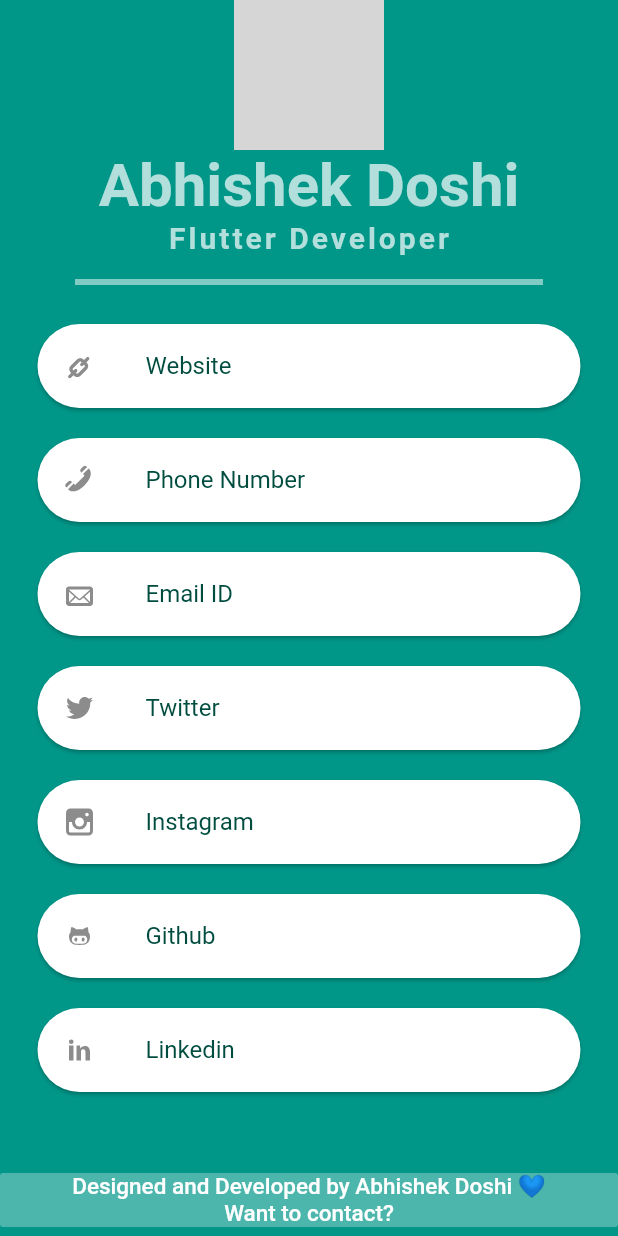
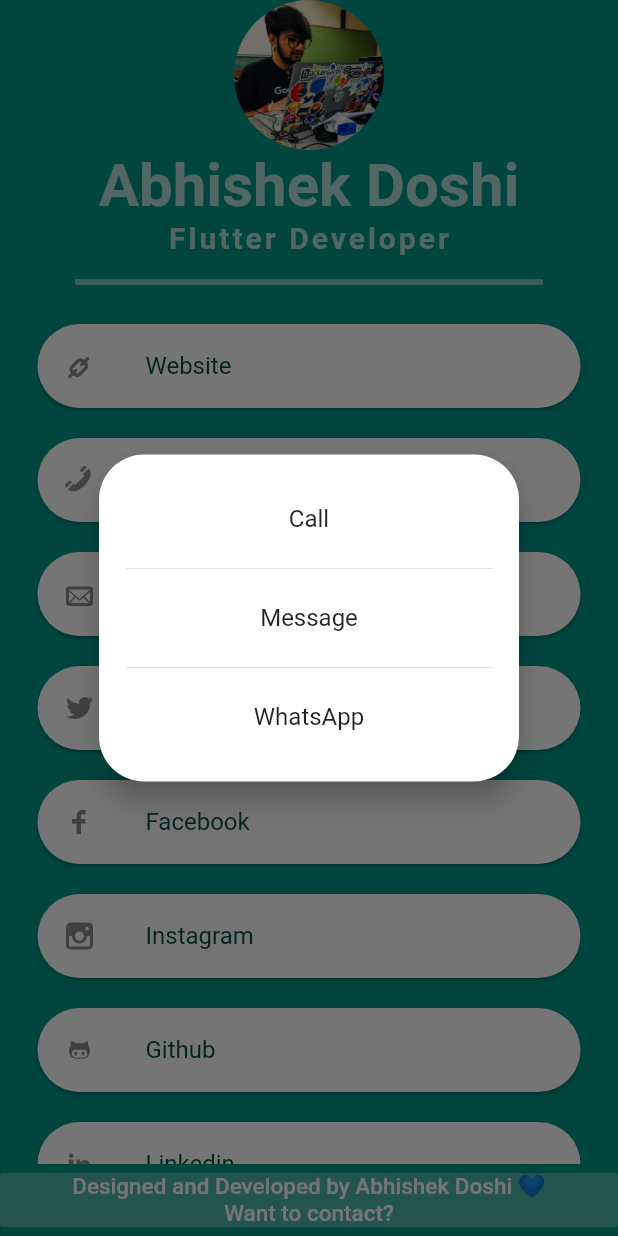
Before and after one commit to AbhishekDoshi26/contactus, a Flutter app: the screen it shows after launch, after a tap on "Phone Number", on a phone screen of 412 x 824 dp. Run offline on Flutter 3.47's test engine with Material 2 defaults, Android fonts, the phone set to English and light mode, and no system bars; our stand-ins replace typicons_flutter; Roboto replaces fonts that are missing (Pacifico); grey boxes are pictures that could not be loaded.

Commit message:
added sms and whatsapp support

```diff
--- a/example/lib/main.dart
+++ b/example/lib/main.dart
@@ -19,7 +19,7 @@ class MyApp extends StatelessWidget {
         body: ContactUs(
           cardColor: Colors.white,
           textColor: Colors.teal.shade900,
-          logo: AssetImage('images/crop.jpg'),
+          logo: AssetImage('images/logo.jpg'),
           email: 'adoshi26.ad@gmail.com',
           companyName: 'Abhishek Doshi',
           companyColor: Colors.teal.shade100,
@@ -31,6 +31,7 @@ class MyApp extends StatelessWidget {
           taglineColor: Colors.teal.shade100,
           twitterHandle: 'AbhishekDoshi26',
           instagram: '_abhishek_doshi',
+          facebookHandle: '_abhishek_doshi'
         ),
       ),
     );
--- a/lib/contactus.dart
+++ b/lib/contactus.dart
@@ -89,6 +89,53 @@ class ContactUs extends StatelessWidget {
       this.instagram,
       this.companyFontSize});
 
+  showAlert(BuildContext context) {
+    showDialog(
+      context: context,
+      builder: (BuildContext context) {
+        return AlertDialog(
+          elevation: 8.0,
+          contentPadding: EdgeInsets.all(18.0),
+          shape: RoundedRectangleBorder(borderRadius: BorderRadius.circular(30.0)),
+          content: Container(
+            child: Column(
+              crossAxisAlignment: CrossAxisAlignment.start,
+              mainAxisSize: MainAxisSize.min,
+              children: [
+                InkWell(
+                  onTap: () => launch('tel:' + phoneNumber),
+                  child: Container(
+                    height: 50.0,
+                    alignment: Alignment.center,
+                    child: Text('Call'),
+                  ),
+                ),
+                Divider(),
+                InkWell(
+                  onTap: () => launch('sms:' + phoneNumber),
+                  child: Container(
+                    alignment: Alignment.center,
+                    height: 50.0,
+                    child: Text('Message'),
+                  ),
+                ),
+                Divider(),
+                InkWell(
+                  onTap: () => launch('https://wa.me/' + phoneNumber),
+                  child: Container(
+                    alignment: Alignment.center,
+                    height: 50.0,
+                    child: Text('WhatsApp'),
+                  ),
+                ),
+              ],
+            ),
+          ),
+        );
+      },
+    );
+  }
+
   @override
   Widget build(BuildContext context) {
     return SafeArea(
@@ -141,6 +188,7 @@ class ContactUs extends StatelessWidget {
             Visibility(
               visible: website != null,
               child: Card(
+                clipBehavior: Clip.antiAlias,
                 margin: EdgeInsets.symmetric(
                   vertical: 10.0,
                   horizontal: 25.0,
@@ -157,15 +205,14 @@ class ContactUs extends StatelessWidget {
                       color: textColor,
                     ),
                   ),
-                  onTap: () {
-                    launch(website);
-                  },
+                  onTap: () => launch(website),
                 ),
               ),
             ),
             Visibility(
               visible: phoneNumber != null,
               child: Card(
+                clipBehavior: Clip.antiAlias,
                 margin: EdgeInsets.symmetric(
                   vertical: 10.0,
                   horizontal: 25.0,
@@ -182,13 +229,12 @@ class ContactUs extends StatelessWidget {
                       color: textColor,
                     ),
                   ),
-                  onTap: () {
-                    launch('tel:' + phoneNumber);
-                  },
+                  onTap: () => showAlert(context),
                 ),
               ),
             ),
             Card(
+              clipBehavior: Clip.antiAlias,
               margin: EdgeInsets.symmetric(
                 vertical: 10.0,
                 horizontal: 25.0,
@@ -205,14 +251,13 @@ class ContactUs extends StatelessWidget {
                     color: textColor,
                   ),
                 ),
-                onTap: () {
-                  launch('mailto:' + email);
-                },
+                onTap: () => launch('mailto:' + email),
               ),
             ),
             Visibility(
               visible: twitterHandle != null,
               child: Card(
+                clipBehavior: Clip.antiAlias,
                 margin: EdgeInsets.symmetric(
                   vertical: 10.0,
                   horizontal: 25.0,
@@ -229,15 +274,14 @@ class ContactUs extends StatelessWidget {
                       color: textColor,
                     ),
                   ),
-                  onTap: () {
-                    launch('https://twitter.com/' + twitterHandle);
-                  },
+                  onTap: () => launch('https://twitter.com/' + twitterHandle),
                 ),
               ),
             ),
             Visibility(
               visible: facebookHandle != null,
               child: Card(
+                clipBehavior: Clip.antiAlias,
                 margin: EdgeInsets.symmetric(
                   vertical: 10.0,
                   horizontal: 25.0,
@@ -254,15 +298,14 @@ class ContactUs extends StatelessWidget {
                       color: textColor,
                     ),
                   ),
-                  onTap: () {
-                    launch('https://www.facebook.com/' + facebookHandle);
-                  },
+                  onTap: () => launch('https://www.facebook.com/' + facebookHandle),
                 ),
               ),
             ),
             Visibility(
               visible: instagram != null,
               child: Card(
+                clipBehavior: Clip.antiAlias,
                 margin: EdgeInsets.symmetric(
                   vertical: 10.0,
                   horizontal: 25.0,
@@ -279,15 +322,14 @@ class ContactUs extends StatelessWidget {
                       color: textColor,
                     ),
                   ),
-                  onTap: () {
-                    launch('https://instagram.com/' + instagram);
-                  },
+                  onTap: () => launch('https://instagram.com/' + instagram),
                 ),
               ),
             ),
             Visibility(
               visible: githubUserName != null,
               child: Card(
+                clipBehavior: Clip.antiAlias,
                 margin: EdgeInsets.symmetric(
                   vertical: 10.0,
                   horizontal: 25.0,
@@ -304,15 +346,14 @@ class ContactUs extends StatelessWidget {
                       color: textColor,
                     ),
                   ),
-                  onTap: () {
-                    launch('https://github.com/' + githubUserName);
-                  },
+                  onTap: () => launch('https://github.com/' + githubUserName),
                 ),
               ),
             ),
             Visibility(
               visible: linkedinURL != null,
               child: Card(
+                clipBehavior: Clip.antiAlias,
                 margin: EdgeInsets.symmetric(
                   vertical: 10.0,
                   horizontal: 25.0,
@@ -329,9 +370,7 @@ class ContactUs extends StatelessWidget {
                       color: textColor,
                     ),
                   ),
-                  onTap: () {
-                    launch(linkedinURL);
-                  },
+                  onTap: () => launch(linkedinURL),
                 ),
               ),
             ),
@@ -376,9 +415,7 @@ class ContactUsBottomAppBar extends StatelessWidget {
         textAlign: TextAlign.center,
         style: TextStyle(color: textColor, fontSize: fontSize),
       ),
-      onPressed: () {
-        launch('mailto:$email');
-      },
+      onPressed: () => launch('mailto:$email'),
     );
   }
 }
```
Also changed, not shown: example/pubspec.yaml (+3 -4 lines), example/images/logo.jpg (added), example/pubspec.lock, pubspec.lock, 1 other file.
